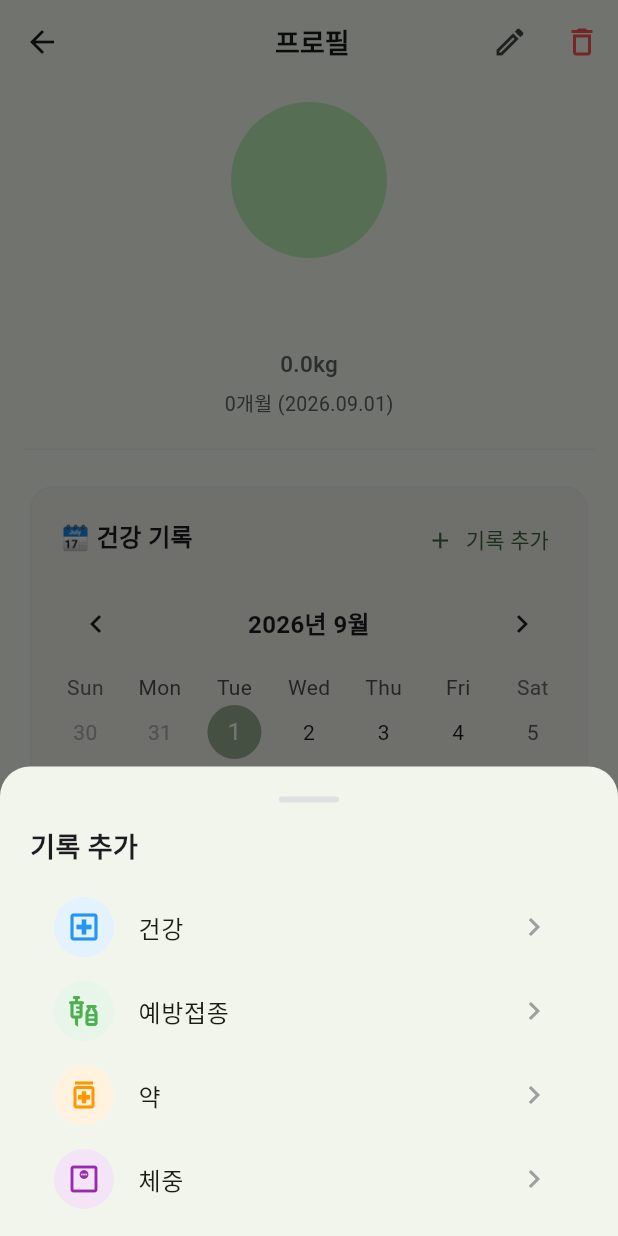
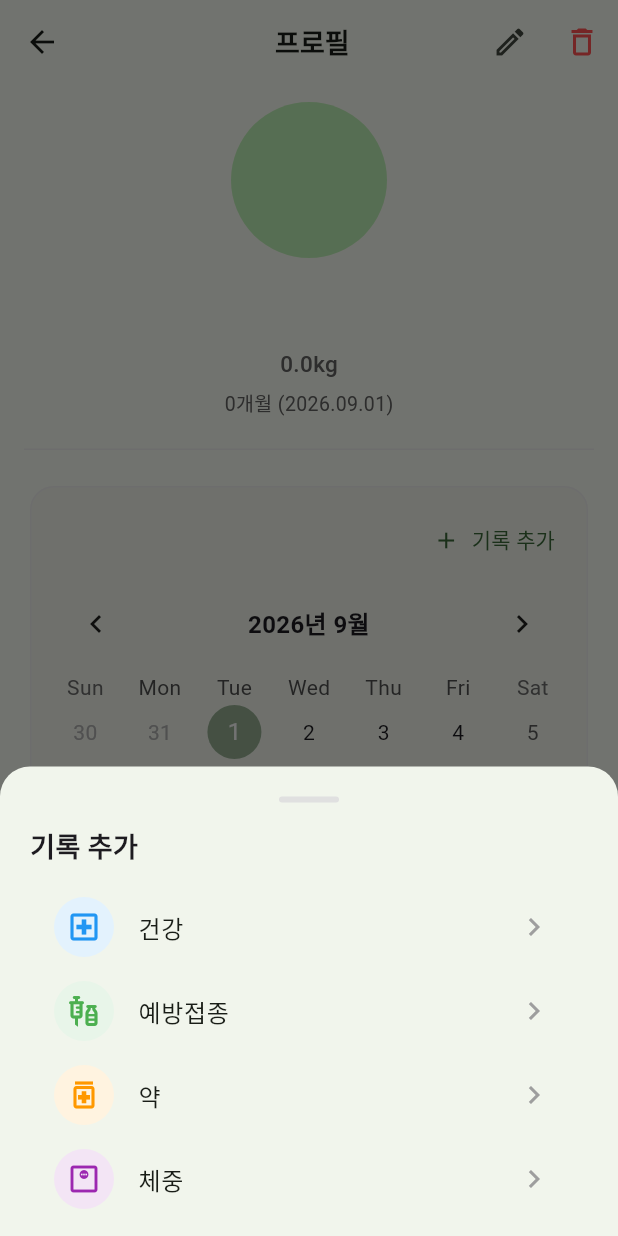
Before and after one commit to byeon-ji-young/pet_care_manager_mobile, a Flutter app: the PetDetailScreen screen opened directly with empty values, after a tap on "기록 추가", on a phone screen of 412 x 824 dp. Run offline on Flutter 3.47's test engine with Material 3 defaults, Android fonts, the light colour scheme and no system bars; drawn by our look-alikes of table_calendar; our stand-ins replace fl_chart, flutter_local_notifications, google_fonts, image_picker, sqflite, timezone; accounts and stored records are empty; Roboto replaces fonts that are missing (Jua).

Commit message:
refactor: 건강 기록 캘린더 제목 제거

```diff
--- a/lib/screens/pet_detail_screen.dart
+++ b/lib/screens/pet_detail_screen.dart
@@ -380,7 +380,7 @@ class _PetDetailScreenState extends State<PetDetailScreen> {
   List<Widget> _buildSelectedRecordCards(DateTime day, Pet pet) {
     final widgets = <Widget>[];
 
-    // 전체, 병원기록
+    // 전체, 건강
     if (selectedRecordTab == 0 || selectedRecordTab == 1) {
       final records = _getHealthRecordsForDay(day);
 
@@ -1158,23 +1158,8 @@ class _PetDetailScreenState extends State<PetDetailScreen> {
                     children: [
                       // 건강 기록 제목 + 기록 추가 버튼
                       Row(
-                        mainAxisAlignment: MainAxisAlignment.spaceBetween,
+                        mainAxisAlignment: MainAxisAlignment.end,
                         children: [
-                          const Padding(
-                            padding: EdgeInsets.only(
-                              left: 8,
-                              top: 4,
-                              bottom: 8,
-                            ),
-                            child: Text(
-                              '🗓️ 건강 기록',
-                              style: TextStyle(
-                                fontSize: 16,
-                                fontWeight: FontWeight.bold,
-                              ),
-                            ),
-                          ),
-
                           ElevatedButton.icon(
                             onPressed: _showAddRecordBottomSheet,
                             icon: const Icon(Icons.add, size: 18),
@@ -1182,7 +1167,7 @@ class _PetDetailScreenState extends State<PetDetailScreen> {
                             style: ElevatedButton.styleFrom(
                               elevation: 0,
                               padding: const EdgeInsets.symmetric(
-                                horizontal: 14,
+                                horizontal: 10,
                                 vertical: 8,
                               ),
                               shape: RoundedRectangleBorder(
```
